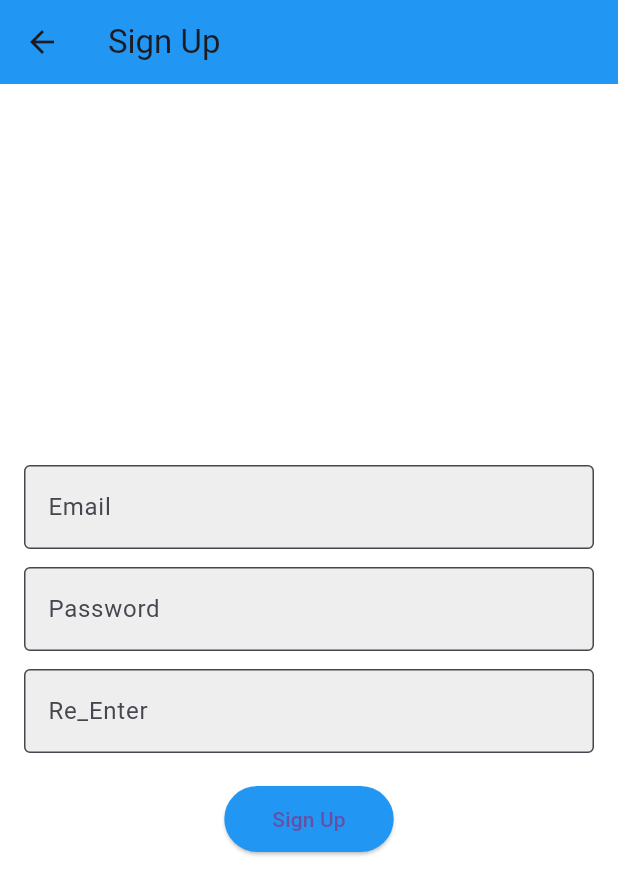
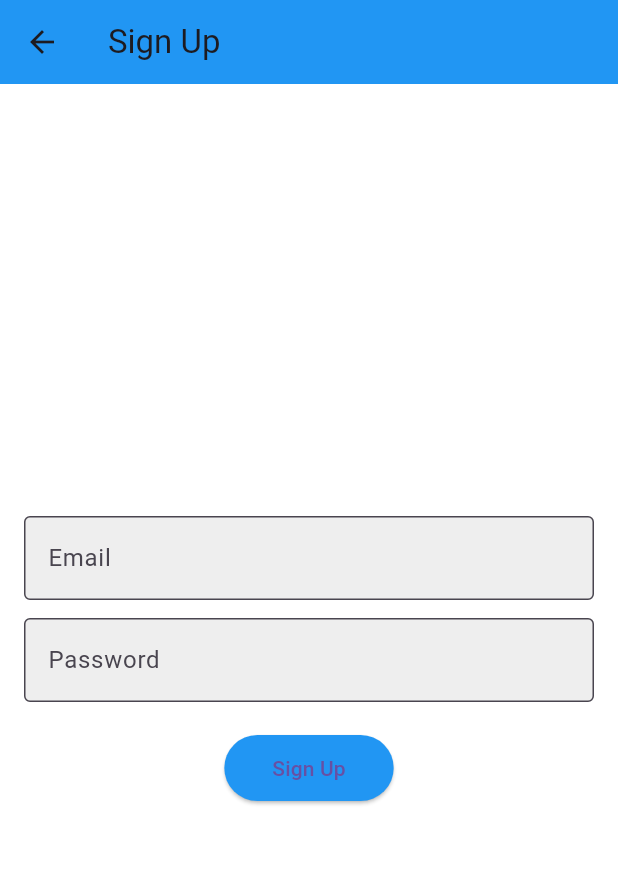
Before and after one commit to matloobali84/new-login, a Flutter app: the SignUpScreen screen opened directly, on a phone screen of 412 x 824 dp. Shown: the top 895 px of the screen. Run offline on Flutter 3.47's test engine with Material 3 defaults, Android fonts, the phone set to English and light mode, and no system bars; our stand-ins replace firebase_auth, firebase_core; accounts and stored records are empty.

Commit message:
first commit

```diff
--- a/lib/sign_up.dart
+++ b/lib/sign_up.dart
@@ -1,6 +1,6 @@
 import 'package:flutter/material.dart';
 import 'package:firebase_auth/firebase_auth.dart';
-import 'home_screen.dart'; // Replace with your home screen file
+import 'login_screen.dart'; // Import your login screen file
 
 class SignUpScreen extends StatefulWidget {
   @override
@@ -19,10 +19,10 @@ class _SignUpScreenState extends State<SignUpScreen> {
         password: _passwordController.text.trim(),
       );
       // Signup successful
-      // Optionally, you can navigate to the home screen after signup
+      // Navigate to login screen
       Navigator.pushReplacement(
         context,
-        MaterialPageRoute(builder: (context) => HomeScreen()),
+        MaterialPageRoute(builder: (context) => LoginScreen()),
       );
     } on FirebaseAuthException catch (e) {
       // Signup failed
@@ -66,17 +66,6 @@ class _SignUpScreenState extends State<SignUpScreen> {
               ),
               obscureText: true,
             ),
-            SizedBox(height: 12),
-            TextField(
-              controller: _passwordController,
-              decoration: InputDecoration(
-                labelText: 'Re_Enter',
-                border: OutlineInputBorder(),
-                filled: true,
-                fillColor: Colors.grey[200],
-              ),
-              obscureText: true,
-            ),
             SizedBox(height: 20),
             ElevatedButton(
               onPressed: _signup,
```
